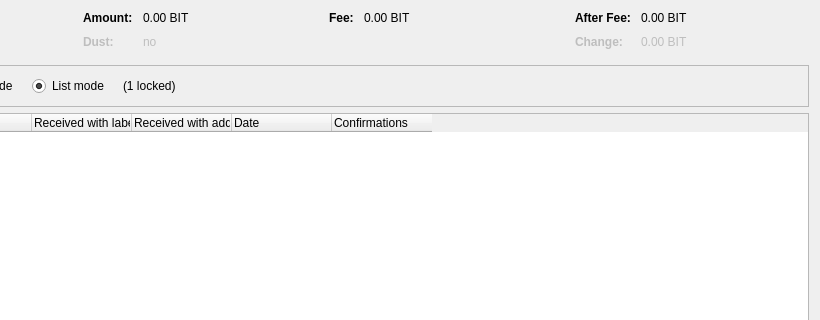
Above: src/qt/forms/coincontroldialog.ui from bitnet-io/bitnet-core before the change; both pictures show x 180 to 1000 and y 0 to 320 of the 1000 by 500 pixel window. Below: the same form after it.
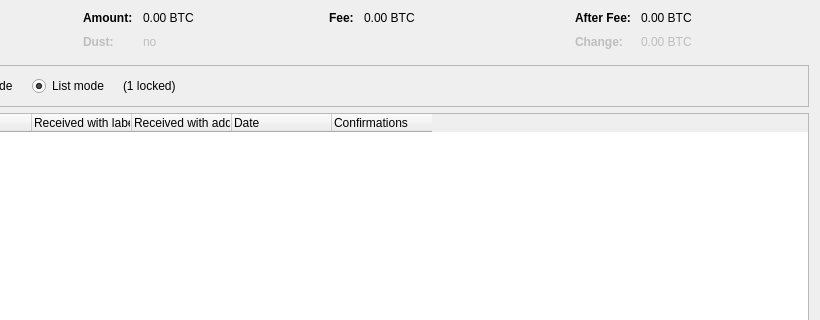
That is the form after the change. Custom widgets are drawn as their Qt base class.

Diff of the .ui file:
```diff
--- a/src/qt/forms/coincontroldialog.ui
+++ b/src/qt/forms/coincontroldialog.ui
@@ -132,7 +132,7 @@
           <enum>Qt::ActionsContextMenu</enum>
          </property>
          <property name="text">
-          <string notr="true">0.00 BIT</string>
+          <string notr="true">0.00 BTC</string>
          </property>
          <property name="textInteractionFlags">
           <set>Qt::LinksAccessibleByMouse|Qt::TextSelectableByKeyboard|Qt::TextSelectableByMouse</set>
@@ -212,7 +212,7 @@
           <enum>Qt::ActionsContextMenu</enum>
          </property>
          <property name="text">
-          <string notr="true">0.00 BIT</string>
+          <string notr="true">0.00 BTC</string>
          </property>
          <property name="textInteractionFlags">
           <set>Qt::LinksAccessibleByMouse|Qt::TextSelectableByKeyboard|Qt::TextSelectableByMouse</set>
@@ -257,7 +257,7 @@
           <enum>Qt::ActionsContextMenu</enum>
          </property>
          <property name="text">
-          <string notr="true">0.00 BIT</string>
+          <string notr="true">0.00 BTC</string>
          </property>
          <property name="textInteractionFlags">
           <set>Qt::LinksAccessibleByMouse|Qt::TextSelectableByKeyboard|Qt::TextSelectableByMouse</set>
@@ -292,7 +292,7 @@
           <enum>Qt::ActionsContextMenu</enum>
          </property>
          <property name="text">
-          <string notr="true">0.00 BIT</string>
+          <string notr="true">0.00 BTC</string>
          </property>
          <property name="textInteractionFlags">
           <set>Qt::LinksAccessibleByMouse|Qt::TextSelectableByKeyboard|Qt::TextSelectableByMouse</set>
```
Left out of the diff: 14 changed lines with no effect on the pictures.
